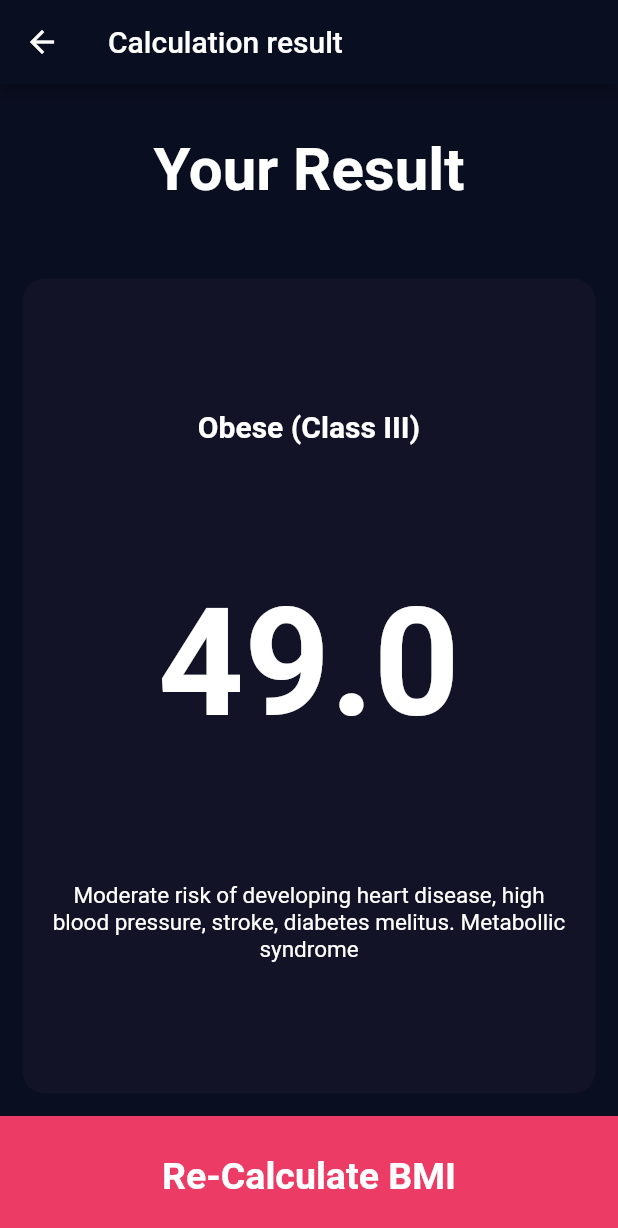
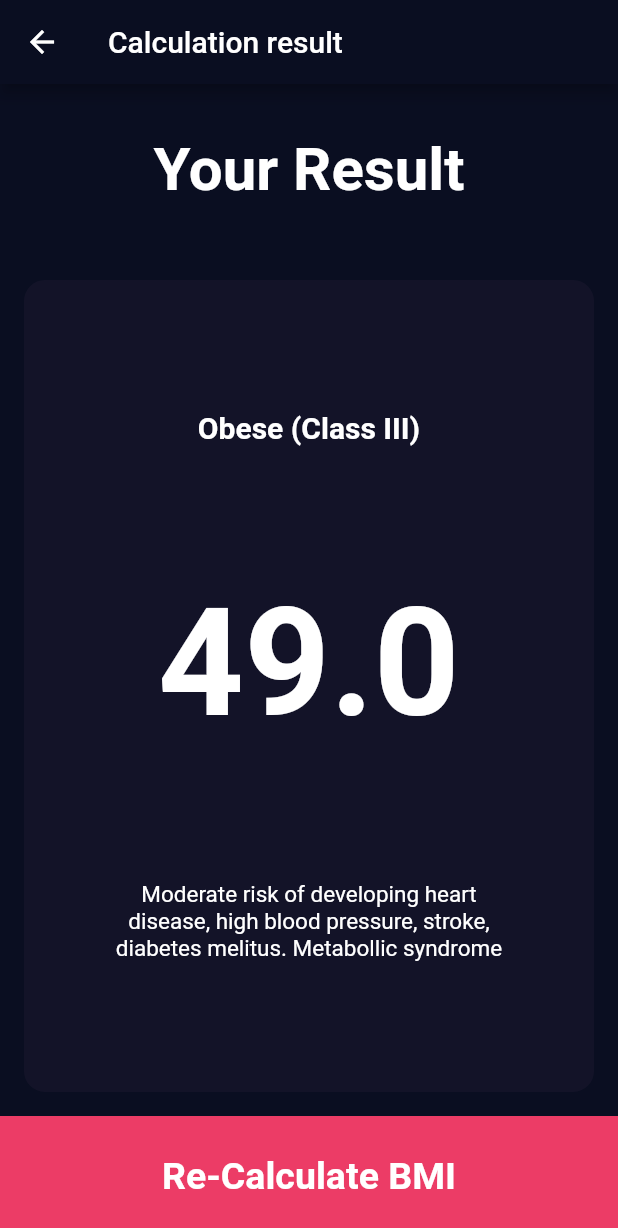
Before and after one commit to Radwisatso/bmi-calculator-flutter, a Flutter app: the screen it shows after launch, after a tap on "Calculate BMI", on a phone screen of 412 x 824 dp. Shown: the top 1228 px of the screen. Run offline on Flutter 3.47's test engine with Material 2 defaults, Android fonts, the light colour scheme and no system bars.

Commit message:
Finishing app

```diff
--- a/bmi_edspert_raditya/lib/constants/constant.dart
+++ b/bmi_edspert_raditya/lib/constants/constant.dart
@@ -1,6 +1,6 @@
 import 'package:flutter/material.dart';
 
-Color primaryColor = const Color(0xff0a0e21);
+const Color primaryColor = Color(0xff0a0e21);
 
 TextStyle? labelTextStyle = const TextStyle(
   fontSize: 18,
--- /dev/null
+++ b/bmi_edspert_raditya/lib/helpers/bmi_calculator.dart
@@ -0,0 +1,76 @@
+import '../constants/constant.dart';
+
+class BmiCalculator {
+  int? height;
+  int? weight;
+  double? bmi;
+  String? bmiCategory;
+  String? bmiDescription;
+
+  BmiCalculator({required this.height, required this.weight});
+  BmiCalculator.fromBmiValue(this.bmi) {
+    // this.bmi = bmi;
+  }
+
+  double calculateBmi() {
+    double heightInMeter = height! / 100;
+
+    bmi = weight! / (heightInMeter * heightInMeter);
+
+    return bmi!;
+  }
+
+  determineBmiCategory() {
+    String category = '';
+    if (bmi! < 16.0) {
+      category = underweightSevere;
+    } else if (bmi! < 17) {
+      category = underweightModerate;
+    } else if (bmi! < 18.5) {
+      category = underweightMild;
+    } else if (bmi! < 25) {
+      category = normal;
+    } else if (bmi! < 30) {
+      category = overweight;
+    } else if (bmi! < 35) {
+      category = obeseI;
+    } else if (bmi! < 40) {
+      category = obeseII;
+    } else {
+      category = obeseIII;
+    }
+
+    bmiCategory = category;
+    return bmiCategory;
+  }
+
+  String getHealthRiskDescription() {
+    String description = '';
+    switch (bmiCategory!) {
+      case underweightSevere:
+      case underweightModerate:
+      case underweightMild:
+        description = 'Possible nutritional deficiency and osteoporosis';
+        break;
+      case normal:
+        description = 'Low risk (healthy range)';
+        break;
+      case overweight:
+        description =
+            'Moderate risk of developing heart disease, high blood pressure, stroke, diabetes melitus';
+        break;
+      case obeseI:
+      case obeseII:
+      case obeseIII:
+        description =
+            'Moderate risk of developing heart disease, high blood pressure, stroke, diabetes melitus. Metabollic syndrome';
+        break;
+      default:
+        description = 'Description not found';
+        break;
+    }
+
+    bmiDescription = description;
+    return bmiDescription!;
+  }
+}
--- a/bmi_edspert_raditya/lib/main.dart
+++ b/bmi_edspert_raditya/lib/main.dart
@@ -17,7 +17,7 @@
         theme: ThemeData(
           primaryColor: primaryColor,
           scaffoldBackgroundColor: primaryColor,
-          appBarTheme: AppBarTheme(
+          appBarTheme: const AppBarTheme(
             backgroundColor: primaryColor,
           ),
           // This is the theme of your application.
@@ -31,6 +31,6 @@
           // is not restarted.
           primarySwatch: Colors.blue,
         ),
-        home: BmiDataScreen());
+        home: const BmiDataScreen());
   }
 }
--- a/bmi_edspert_raditya/lib/views/bmi_data_screen.dart
+++ b/bmi_edspert_raditya/lib/views/bmi_data_screen.dart
@@ -1,4 +1,5 @@
 import 'package:bmi_edspert_raditya/constants/constant.dart';
+import 'package:bmi_edspert_raditya/helpers/bmi_calculator.dart';
 import 'package:bmi_edspert_raditya/views/bmi_result_screen.dart';
 import 'package:flutter/material.dart';
 
@@ -13,38 +14,55 @@ class _BmiDataScreenState extends State<BmiDataScreen> {
   int height = 100;
   int weight = 50;
   int age = 20;
+  String? gender;
 
-  double calculateBmi() {
-    double heightInMeter = height / 100;
+  // double calculateBmi() {
+  //   double heightInMeter = height / 100;
 
-    final bmi = weight / (heightInMeter * heightInMeter);
-    return bmi;
-  }
+  //   final bmi = weight / (heightInMeter * heightInMeter);
+  //   return bmi;
+  // }
 
   @override
   Widget build(BuildContext context) {
     return Scaffold(
-      backgroundColor: Color(0xff0a0e21),
+      backgroundColor: const Color(0xff0a0e21),
       appBar: AppBar(
-        title: Text('BMI Calculator'),
+        title: const Text('BMI Calculator'),
       ),
       body: Column(children: [
         Expanded(
           child: Row(
-            children: const [
+            children: [
               Expanded(
+                child: GestureDetector(
+                  onTap: () {
+                    gender = 'male';
+                    setState(() {});
+                  },
                   child: BmiCard(
-                  child: GenderIconText(
+                    borderColor:
+                        (gender == 'male') ? Colors.white : primaryColor,
+                    child: const GenderIconText(
                       icon: Icons.male,
                       title: 'Male',
                     ),
                   ),
                 ),
+              ),
               Expanded(
+                child: GestureDetector(
+                  onTap: () {
+                    gender = 'female';
+                    setState(() {});
+                  },
                   child: BmiCard(
-                  child: GenderIconText(
+                    borderColor:
+                        (gender == 'female') ? Colors.white : primaryColor,
+                    child: const GenderIconText(
                       icon: Icons.female,
                       title: 'Female',
+                    ),
                   ),
                 ),
               )
@@ -52,7 +70,6 @@ class _BmiDataScreenState extends State<BmiDataScreen> {
           ),
         ),
         Expanded(
-          child: Container(
           child: BmiCard(
             child: Column(
               mainAxisAlignment: MainAxisAlignment.center,
@@ -64,7 +81,7 @@ class _BmiDataScreenState extends State<BmiDataScreen> {
                     fontWeight: FontWeight.bold,
                   ),
                 ),
-                  SizedBox(
+                const SizedBox(
                   height: 10,
                 ),
                 Row(
@@ -96,9 +113,7 @@ class _BmiDataScreenState extends State<BmiDataScreen> {
             ),
           ),
         ),
-        ),
         Expanded(
-          child: Container(
           child: Row(
             children: [
               Expanded(
@@ -114,7 +129,7 @@ class _BmiDataScreenState extends State<BmiDataScreen> {
                         '$weight',
                         style: numberTextStyle,
                       ),
-                        SizedBox(
+                      const SizedBox(
                         height: 8,
                       ),
                       Row(
@@ -126,33 +141,33 @@ class _BmiDataScreenState extends State<BmiDataScreen> {
                               setState(() {});
                             }),
                             elevation: 0,
-                              child: Icon(
+                            shape: const CircleBorder(),
+                            fillColor: const Color(0xff212747),
+                            constraints: const BoxConstraints.tightFor(
+                              width: 56,
+                              height: 56,
+                            ),
+                            child: const Icon(
                               Icons.remove,
                               color: Colors.white,
                             ),
-                              shape: CircleBorder(),
-                              fillColor: Color(0xff212747),
-                              constraints: BoxConstraints.tightFor(
-                                width: 56,
-                                height: 56,
                           ),
-                            ),
-                            SizedBox(width: 10),
+                          const SizedBox(width: 10),
                           RawMaterialButton(
                             onPressed: (() {
                               weight += 1;
                               setState(() {});
                             }),
                             elevation: 0,
-                              child: Icon(
+                            shape: const CircleBorder(),
+                            fillColor: const Color(0xff212747),
+                            constraints: const BoxConstraints.tightFor(
+                              width: 56,
+                              height: 56,
+                            ),
+                            child: const Icon(
                               Icons.add,
                               color: Colors.white,
-                              ),
-                              shape: CircleBorder(),
-                              fillColor: Color(0xff212747),
-                              constraints: BoxConstraints.tightFor(
-                                width: 56,
-                                height: 56,
                             ),
                           ),
                         ],
@@ -174,7 +189,7 @@ class _BmiDataScreenState extends State<BmiDataScreen> {
                         '$age',
                         style: numberTextStyle,
                       ),
-                        SizedBox(
+                      const SizedBox(
                         height: 8,
                       ),
                       Row(
@@ -186,33 +201,33 @@ class _BmiDataScreenState extends State<BmiDataScreen> {
                               setState(() {});
                             }),
                             elevation: 0,
-                              child: Icon(
+                            shape: const CircleBorder(),
+                            fillColor: const Color(0xff212747),
+                            constraints: const BoxConstraints.tightFor(
+                              width: 56,
+                              height: 56,
+                            ),
+                            child: const Icon(
                               Icons.remove,
                               color: Colors.white,
                             ),
-                              shape: CircleBorder(),
-                              fillColor: Color(0xff212747),
-                              constraints: BoxConstraints.tightFor(
-                                width: 56,
-                                height: 56,
                           ),
-                            ),
-                            SizedBox(width: 10),
+                          const SizedBox(width: 10),
                           RawMaterialButton(
                             onPressed: (() {
                               age += 1;
                               setState(() {});
                             }),
                             elevation: 0,
-                              child: Icon(
+                            shape: const CircleBorder(),
+                            fillColor: const Color(0xff212747),
+                            constraints: const BoxConstraints.tightFor(
+                              width: 56,
+                              height: 56,
+                            ),
+                            child: const Icon(
                               Icons.add,
                               color: Colors.white,
-                              ),
-                              shape: CircleBorder(),
-                              fillColor: Color(0xff212747),
-                              constraints: BoxConstraints.tightFor(
-                                width: 56,
-                                height: 56,
                             ),
                           ),
                         ],
@@ -224,15 +239,16 @@ class _BmiDataScreenState extends State<BmiDataScreen> {
             ],
           ),
         ),
-        ),
         GestureDetector(
           onTap: () {
-            // print(calculateBmi());
+            final bmiCalculator = BmiCalculator(height: height, weight: weight);
+            bmiCalculator.calculateBmi();
+
             Navigator.of(context).push(
               MaterialPageRoute(
                 builder: ((context) {
                   return BmiResultScreen(
-                    bmi: calculateBmi(),
+                    bmi: bmiCalculator.bmi!,
                   );
                 }),
               ),
@@ -240,7 +256,7 @@ class _BmiDataScreenState extends State<BmiDataScreen> {
           },
           child: Container(
             height: 80,
-            color: Color(0xffec3c66),
+            color: const Color(0xffec3c66),
             child: const Center(
               child: Text(
                 'Calculate BMI',
@@ -262,18 +278,23 @@ class BmiCard extends StatelessWidget {
   const BmiCard({
     Key? key,
     this.child,
+    this.borderColor = primaryColor,
   }) : super(key: key);
 
   final Widget? child;
+  final Color? borderColor;
 
   @override
   Widget build(BuildContext context) {
     return Container(
         decoration: BoxDecoration(
-          color: Color(0xff1131328),
+          color: const Color(0xFF131328),
           borderRadius: BorderRadius.circular(15),
+          border: Border.all(
+            color: borderColor!,
           ),
-        margin: EdgeInsets.all(15),
+        ),
+        margin: const EdgeInsets.all(15),
         child: child);
   }
 }
--- a/bmi_edspert_raditya/lib/views/bmi_result_screen.dart
+++ b/bmi_edspert_raditya/lib/views/bmi_result_screen.dart
@@ -1,4 +1,4 @@
-import 'package:bmi_edspert_raditya/constants/constant.dart';
+import 'package:bmi_edspert_raditya/helpers/bmi_calculator.dart';
 import 'package:bmi_edspert_raditya/views/bmi_data_screen.dart';
 import 'package:flutter/material.dart';
 
@@ -10,66 +10,18 @@ class BmiResultScreen extends StatelessWidget {
 
   final double bmi;
 
-  determineBmiCategory(double bmiValue) {
-    String category = '';
-    if (bmiValue < 16.0) {
-      category = underweightSevere;
-    } else if (bmiValue < 17) {
-      category = underweightModerate;
-    } else if (bmiValue < 18.5) {
-      category = underweightMild;
-    } else if (bmiValue < 25) {
-      category = normal;
-    } else if (bmiValue < 30) {
-      category = overweight;
-    } else if (bmiValue < 35) {
-      category = obeseI;
-    } else if (bmiValue < 40) {
-      category = obeseII;
-    } else {
-      category = obeseIII;
-    }
-    return category;
-  }
-
-  String getHealthRiskDescription(String categoryName) {
-    String description = '';
-    switch (categoryName) {
-      case underweightSevere:
-      case underweightModerate:
-      case underweightMild:
-        description = 'Possible nutritional deficiency and osteoporosis';
-        break;
-      case normal:
-        description = 'Low risk (healthy range)';
-        break;
-      case overweight:
-        description =
-            'Moderate risk of developing heart disease, high blood pressure, stroke, diabetes melitus';
-        break;
-      case obeseI:
-      case obeseII:
-      case obeseIII:
-        description =
-            'Moderate risk of developing heart disease, high blood pressure, stroke, diabetes melitus. Metabollic syndrome';
-        break;
-      default:
-        description = 'Description not found';
-        break;
-    }
-    return description;
-  }
-
   @override
   Widget build(BuildContext context) {
-    final bmiCategory = determineBmiCategory(bmi);
-    final bmiDescription = getHealthRiskDescription(bmiCategory);
+    final BmiCalculator bmiCalculator = BmiCalculator.fromBmiValue(bmi);
+    bmiCalculator.determineBmiCategory();
+    bmiCalculator.getHealthRiskDescription();
 
     return Scaffold(
-      appBar: AppBar(title: Text('Calculation result')),
+      appBar: AppBar(
+        title: const Text('Calculation result'),
+      ),
       body: Column(children: [
-        Expanded(
-          child: Container(
+        const Expanded(
           child: Center(
             child: Text(
               'Your Result',
@@ -81,35 +33,34 @@ class BmiResultScreen extends StatelessWidget {
             ),
           ),
         ),
-        ),
         Expanded(
           flex: 5,
           child: BmiCard(
             child: Container(
-              margin: const EdgeInsets.symmetric(horizontal: 15.0),
+              margin: const EdgeInsets.symmetric(horizontal: 60.0),
               child: Column(
                   mainAxisAlignment: MainAxisAlignment.spaceEvenly,
                   children: [
                     Text(
-                      bmiCategory,
-                      style: TextStyle(
+                      bmiCalculator.bmiCategory ?? 'Data not found',
+                      style: const TextStyle(
                         fontSize: 20,
                         fontWeight: FontWeight.bold,
                         color: Colors.white,
                       ),
                     ),
                     Text(
-                      '${bmi.toStringAsFixed(1)}',
-                      style: TextStyle(
+                      bmi.toStringAsFixed(1),
+                      style: const TextStyle(
                         fontSize: 100,
                         fontWeight: FontWeight.bold,
                         color: Colors.white,
                       ),
                     ),
                     Text(
-                      bmiDescription,
+                      bmiCalculator.bmiDescription ?? 'Data not found',
                       textAlign: TextAlign.center,
-                      style: TextStyle(
+                      style: const TextStyle(
                         fontSize: 15,
                         color: Colors.white,
                       ),
@@ -124,7 +75,7 @@ class BmiResultScreen extends StatelessWidget {
           },
           child: Container(
             height: 80,
-            color: Color(0xffec3c66),
+            color: const Color(0xffec3c66),
             child: const Center(
               child: Text(
                 'Re-Calculate BMI',
```
Lines whose indentation alone changed are shown as unchanged.
